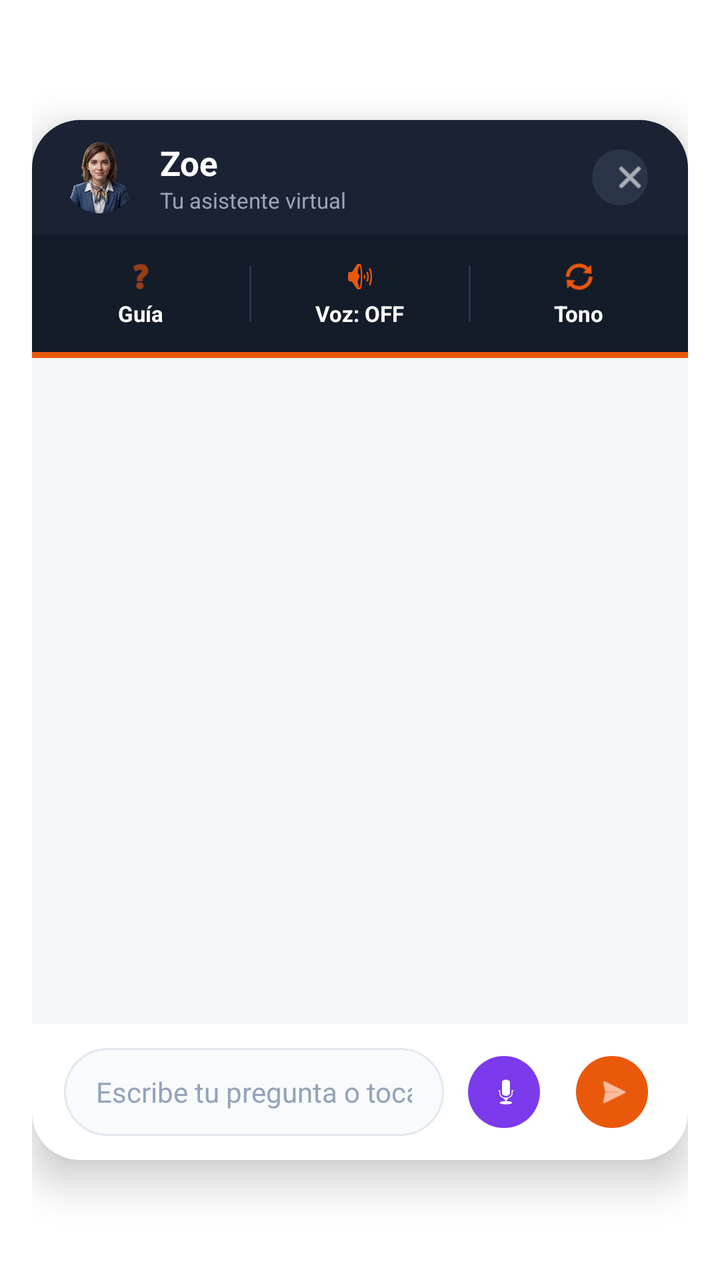
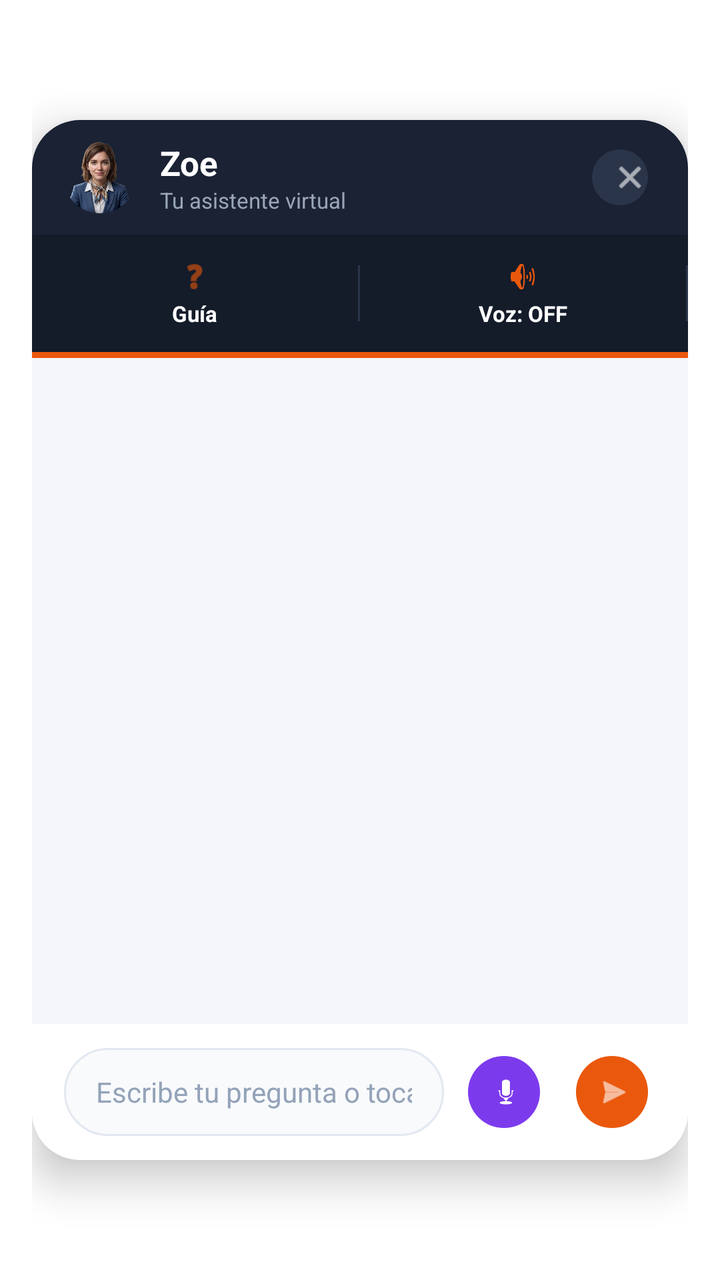

Compare the two renders of this Android layout. The source of the first and the diff that turns it into the second are given below.
<!-- AndroidManifest.xml: application theme Theme.MaterialComponents.Light.NoActionBar -->
<!-- res/layout/bottom_sheet_zoe_chat.xml -->
<?xml version="1.0" encoding="utf-8"?>
<FrameLayout xmlns:android="http://schemas.android.com/apk/res/android"
    xmlns:app="http://schemas.android.com/apk/res-auto"
    android:layout_width="match_parent"
    android:layout_height="wrap_content"
    android:padding="16dp">

    
    <com.google.android.material.card.MaterialCardView
        android:layout_width="match_parent"
        android:layout_height="520dp"
        android:layout_gravity="center"
        app:cardBackgroundColor="#F4F6F9"
        app:cardCornerRadius="24dp"
        app:cardElevation="12dp"
        app:strokeWidth="0dp">

        <LinearLayout
            android:layout_width="match_parent"
            android:layout_height="match_parent"
            android:orientation="vertical">

            
            <RelativeLayout
                android:layout_width="match_parent"
                android:layout_height="wrap_content"
                android:background="#1A2234"
                android:paddingHorizontal="16dp"
                android:paddingVertical="10dp">

                <LinearLayout
                    android:layout_width="wrap_content"
                    android:layout_height="wrap_content"
                    android:layout_alignParentStart="true"
                    android:layout_centerVertical="true"
                    android:gravity="center_vertical"
                    android:orientation="horizontal">

                    
                    <com.google.android.material.imageview.ShapeableImageView
                        android:layout_width="36dp"
                        android:layout_height="36dp"
                        android:scaleType="centerCrop"
                        android:src="@drawable/zoe"
                        app:shapeAppearanceOverlay="@style/ShapeAppearance.Material3.Corner.Full" />

                    <LinearLayout
                        android:layout_width="wrap_content"
                        android:layout_height="wrap_content"
                        android:layout_marginStart="12dp"
                        android:orientation="vertical">

                        <TextView
                            android:layout_width="wrap_content"
                            android:layout_height="wrap_content"
                            android:text="Zoe"
                            android:textColor="@color/white"
                            android:textSize="17sp"
                            android:textStyle="bold" />

                        <TextView
                            android:layout_width="wrap_content"
                            android:layout_height="wrap_content"
                            android:text="Tu asistente virtual"
                            android:textColor="#9AA5B8"
                            android:textSize="11sp" />
                    </LinearLayout>
                </LinearLayout>

                
                <com.google.android.material.button.MaterialButton
                    android:id="@+id/btnCerrarChat"
                    style="@style/Widget.Material3.Button.IconButton"
                    android:layout_width="36dp"
                    android:layout_height="36dp"
                    android:layout_alignParentEnd="true"
                    android:layout_centerVertical="true"
                    android:contentDescription="Cerrar el chat"
                    android:tooltipText="Cerrar"
                    app:backgroundTint="#2B354A"
                    app:cornerRadius="18dp"
                    app:icon="@android:drawable/ic_menu_close_clear_cancel"
                    app:iconSize="18dp"
                    app:iconTint="@color/white" />
            </RelativeLayout>

            
            <LinearLayout
                android:layout_width="match_parent"
                android:layout_height="wrap_content"
                android:background="#141B29"
                android:gravity="center_vertical"
                android:orientation="horizontal"
                android:paddingVertical="8dp">

                
                <LinearLayout
                    android:id="@+id/btnIniciarGuia"
                    android:layout_width="0dp"
                    android:layout_height="wrap_content"
                    android:layout_weight="1"
                    android:background="?attr/selectableItemBackground"
                    android:clickable="true"
                    android:contentDescription="Ver guía de bienvenida paso a paso"
                    android:focusable="true"
                    android:gravity="center"
                    android:orientation="vertical"
                    android:paddingVertical="4dp">

                    <ImageView
                        android:layout_width="18dp"
                        android:layout_height="18dp"
                        android:contentDescription="@null"
                        android:src="@android:drawable/ic_menu_help"
                        app:tint="#EA580C" />

                    <TextView
                        android:layout_width="wrap_content"
                        android:layout_height="wrap_content"
                        android:layout_marginTop="2dp"
                        android:text="Guía"
                        android:textColor="@color/white"
                        android:textSize="11sp"
                        android:textStyle="bold" />
                </LinearLayout>

                <View
                    android:layout_width="1dp"
                    android:layout_height="28dp"
                    android:background="#2B354A" />

                
                <LinearLayout
                    android:id="@+id/btnToggleVozChat"
                    android:layout_width="0dp"
                    android:layout_height="wrap_content"
                    android:layout_weight="1"
                    android:background="?attr/selectableItemBackground"
                    android:clickable="true"
                    android:contentDescription="Activar o silenciar la voz de Zoe"
                    android:focusable="true"
                    android:gravity="center"
                    android:orientation="vertical"
                    android:paddingVertical="4dp">

                    <ImageView
                        android:id="@+id/ivIconoVoz"
                        android:layout_width="18dp"
                        android:layout_height="18dp"
                        android:contentDescription="@null"
                        android:src="@android:drawable/ic_lock_silent_mode_off"
                        app:tint="#EA580C" />

                    <TextView
                        android:id="@+id/tvEstadoVoz"
                        android:layout_width="wrap_content"
                        android:layout_height="wrap_content"
                        android:layout_marginTop="2dp"
                        android:text="Voz: OFF"
                        android:textColor="@color/white"
                        android:textSize="11sp"
                        android:textStyle="bold" />
                </LinearLayout>

                <View
                    android:layout_width="1dp"
                    android:layout_height="28dp"
                    android:background="#2B354A" />

                
                <LinearLayout
                    android:id="@+id/btnCambiarVoz"
                    android:layout_width="0dp"
                    android:layout_height="wrap_content"
                    android:layout_weight="1"
                    android:background="?attr/selectableItemBackground"
                    android:clickable="true"
                    android:contentDescription="Cambiar el tono de voz de Zoe"
                    android:focusable="true"
                    android:gravity="center"
                    android:orientation="vertical"
                    android:paddingVertical="4dp">

                    <ImageView
                        android:layout_width="18dp"
                        android:layout_height="18dp"
                        android:contentDescription="@null"
                        android:src="@android:drawable/ic_popup_sync"
                        app:tint="#EA580C" />

                    <TextView
                        android:layout_width="wrap_content"
                        android:layout_height="wrap_content"
                        android:layout_marginTop="2dp"
                        android:text="Tono"
                        android:textColor="@color/white"
                        android:textSize="11sp"
                        android:textStyle="bold" />
                </LinearLayout>
            </LinearLayout>

            
            <View
                android:layout_width="match_parent"
                android:layout_height="3dp"
                android:background="#EA580C" />

            
            <androidx.recyclerview.widget.RecyclerView
                android:id="@+id/rvChatMensajes"
                android:layout_width="match_parent"
                android:layout_height="0dp"
                android:layout_weight="1"
                android:clipToPadding="false"
                android:padding="16dp" />

            
            <LinearLayout
                android:layout_width="match_parent"
                android:layout_height="wrap_content"
                android:background="@color/white"
                android:gravity="center_vertical"
                android:orientation="horizontal"
                android:paddingHorizontal="16dp"
                android:paddingVertical="12dp">

                <EditText
                    android:id="@+id/etMensajeChat"
                    android:layout_width="0dp"
                    android:layout_height="44dp"
                    android:layout_weight="1"
                    android:background="@drawable/bg_chat_input"
                    android:contentDescription="Escribe tu mensaje para Zoe"
                    android:hint="Escribe tu pregunta o toca el micrófono…"
                    android:imeOptions="actionSend"
                    android:inputType="textCapSentences"
                    android:paddingHorizontal="16dp"
                    android:singleLine="true"
                    android:textColor="#1E293B"
                    android:textColorHint="#94A3B8"
                    android:textSize="14sp" />

                <com.google.android.material.button.MaterialButton
                    android:id="@+id/btnMicChat"
                    style="@style/Widget.Material3.Button.IconButton"
                    android:layout_width="44dp"
                    android:layout_height="44dp"
                    android:layout_marginStart="8dp"
                    android:contentDescription="Hablar con Zoe por voz"
                    android:tooltipText="Hablar por voz"
                    app:backgroundTint="#7C3AED"
                    app:cornerRadius="22dp"
                    app:icon="@android:drawable/ic_btn_speak_now"
                    app:iconSize="18dp"
                    app:iconTint="@color/white" />

                <com.google.android.material.button.MaterialButton
                    android:id="@+id/btnEnviarMensaje"
                    style="@style/Widget.Material3.Button.IconButton"
                    android:layout_width="44dp"
                    android:layout_height="44dp"
                    android:layout_marginStart="10dp"
                    android:contentDescription="Enviar mensaje"
                    android:tooltipText="Enviar"
                    app:backgroundTint="#EA580C"
                    app:cornerRadius="22dp"
                    app:icon="@android:drawable/ic_menu_send"
                    app:iconSize="18dp"
                    app:iconTint="@color/white" />
            </LinearLayout>
        </LinearLayout>
    </com.google.android.material.card.MaterialCardView>
</FrameLayout>
<!-- resources referenced by this layout -->
<resources>
  <color name="white">#FFFFFFFF</color>
  <!-- drawable bg_chat_input (drawable) -->
  <?xml version="1.0" encoding="utf-8"?>
  <shape xmlns:android="http://schemas.android.com/apk/res/android"
      android:shape="rectangle">
      <solid android:color="#F8FAFC" />
      <corners android:radius="22dp" />
      <stroke
          android:width="1dp"
          android:color="#E2E8F0" />
  </shape>
  <!-- drawable zoe: png bitmap (drawable, 155241 bytes) -->
</resources>

<!-- the commit's change to res/layout/bottom_sheet_zoe_chat.xml (unified diff, before → after) -->
@@ -5,7 +5,6 @@
     android:layout_height="wrap_content"
     android:padding="16dp">
 
-    
     <com.google.android.material.card.MaterialCardView
         android:layout_width="match_parent"
         android:layout_height="520dp"
@@ -20,7 +19,6 @@
             android:layout_height="match_parent"
             android:orientation="vertical">
 
-            
             <RelativeLayout
                 android:layout_width="match_parent"
                 android:layout_height="wrap_content"
@@ -36,7 +34,6 @@
                     android:gravity="center_vertical"
                     android:orientation="horizontal">
 
-                    
                     <com.google.android.material.imageview.ShapeableImageView
                         android:layout_width="36dp"
                         android:layout_height="36dp"
@@ -67,7 +64,6 @@
                     </LinearLayout>
                 </LinearLayout>
 
-                
                 <com.google.android.material.button.MaterialButton
                     android:id="@+id/btnCerrarChat"
                     style="@style/Widget.Material3.Button.IconButton"
@@ -84,7 +80,6 @@
                     app:iconTint="@color/white" />
             </RelativeLayout>
 
-            
             <LinearLayout
                 android:layout_width="match_parent"
                 android:layout_height="wrap_content"
@@ -93,7 +88,6 @@
                 android:orientation="horizontal"
                 android:paddingVertical="8dp">
 
-                
                 <LinearLayout
                     android:id="@+id/btnIniciarGuia"
                     android:layout_width="0dp"
@@ -129,7 +123,6 @@
                     android:layout_height="28dp"
                     android:background="#2B354A" />
 
-                
                 <LinearLayout
                     android:id="@+id/btnToggleVozChat"
                     android:layout_width="0dp"
@@ -167,45 +160,13 @@
                     android:layout_height="28dp"
                     android:background="#2B354A" />
 
-                
-                <LinearLayout
-                    android:id="@+id/btnCambiarVoz"
-                    android:layout_width="0dp"
-                    android:layout_height="wrap_content"
-                    android:layout_weight="1"
-                    android:background="?attr/selectableItemBackground"
-                    android:clickable="true"
-                    android:contentDescription="Cambiar el tono de voz de Zoe"
-                    android:focusable="true"
-                    android:gravity="center"
-                    android:orientation="vertical"
-                    android:paddingVertical="4dp">
-
-                    <ImageView
-                        android:layout_width="18dp"
-                        android:layout_height="18dp"
-                        android:contentDescription="@null"
-                        android:src="@android:drawable/ic_popup_sync"
-                        app:tint="#EA580C" />
-
-                    <TextView
-                        android:layout_width="wrap_content"
-                        android:layout_height="wrap_content"
-                        android:layout_marginTop="2dp"
-                        android:text="Tono"
-                        android:textColor="@color/white"
-                        android:textSize="11sp"
-                        android:textStyle="bold" />
-                </LinearLayout>
             </LinearLayout>
 
-            
             <View
                 android:layout_width="match_parent"
                 android:layout_height="3dp"
                 android:background="#EA580C" />
 
-            
             <androidx.recyclerview.widget.RecyclerView
                 android:id="@+id/rvChatMensajes"
                 android:layout_width="match_parent"
@@ -214,7 +175,6 @@
                 android:clipToPadding="false"
                 android:padding="16dp" />
 
-            
             <LinearLayout
                 android:layout_width="match_parent"
                 android:layout_height="wrap_content"
